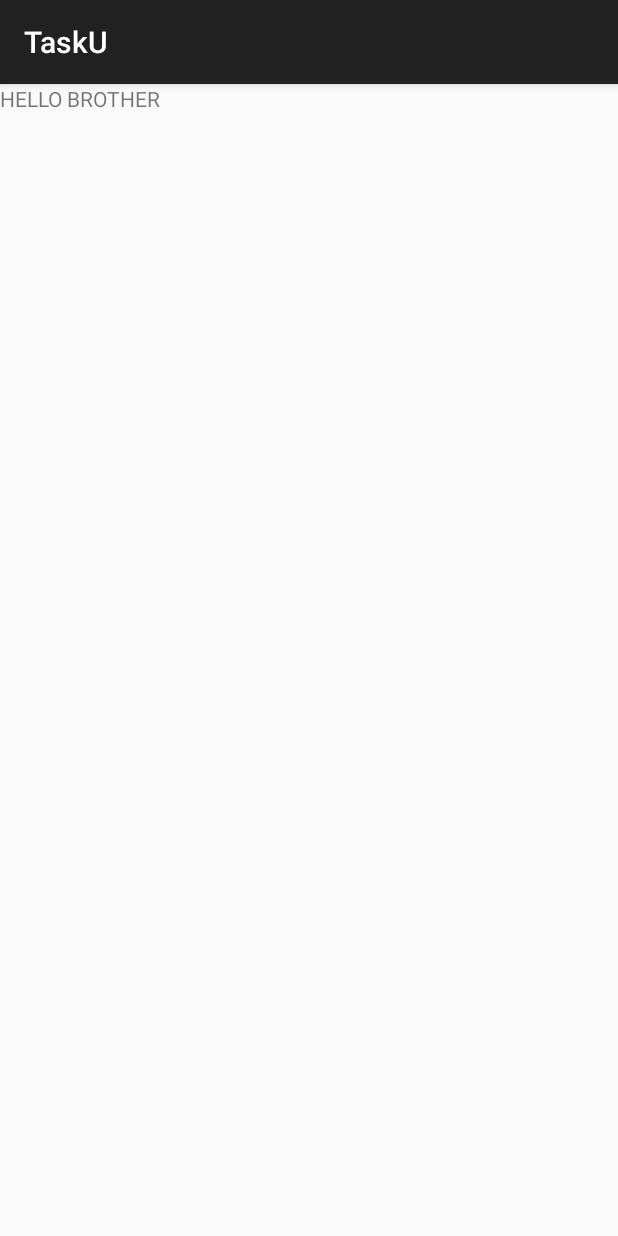
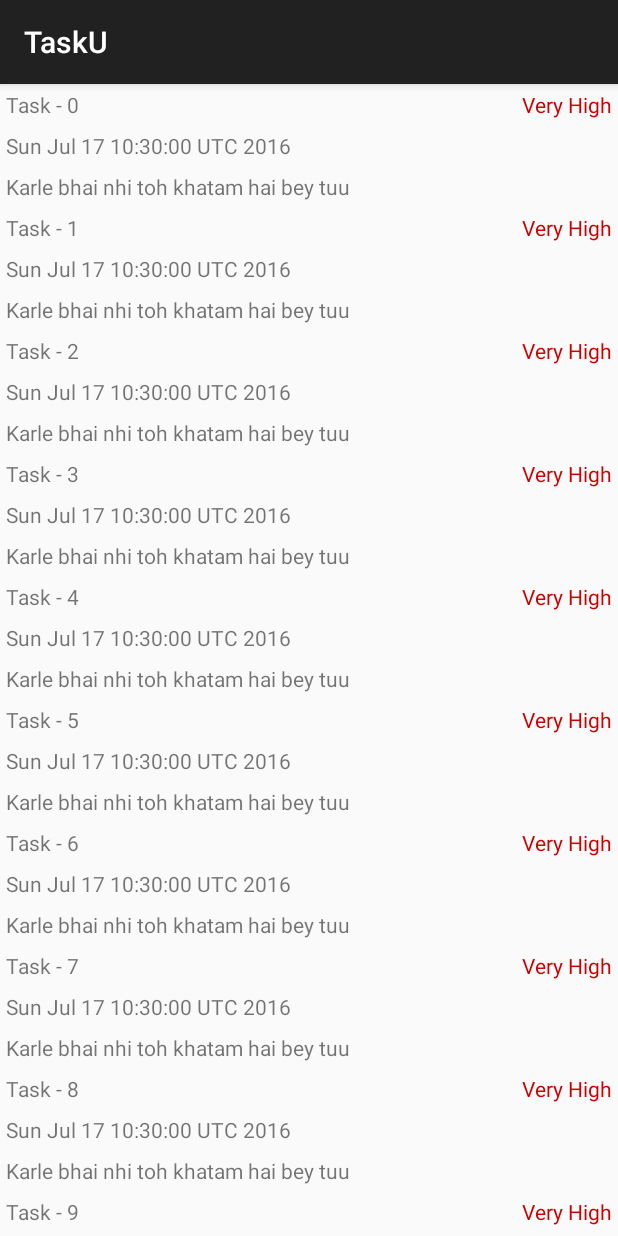
Before and after one commit to vabbybansal/Java, an Android app: the screen it shows after launch (MainInboxActivity), on a phone screen of 412 x 824 dp. Run offline under Robolectric (Android 15) with nearby library versions, the phone set to English and light mode, and no system bars.

Commit message:
Working Recycler view /  List of tasks

```diff
--- a/app/build.gradle
+++ b/app/build.gradle
@@ -23,4 +23,5 @@ dependencies {
     compile fileTree(include: ['*.jar'], dir: 'libs')
     compile 'com.android.support:appcompat-v7:24.0.0'
     compile 'com.android.support:support-v4:24.0.0'
+    compile 'com.android.support:recyclerview-v7:24.0.0'
 }
--- /dev/null
+++ b/app/src/main/java/tasku/apps/vaibhavbansal/tasku/Task.java
@@ -0,0 +1,70 @@
+package tasku.apps.vaibhavbansal.tasku;
+
+import java.util.Date;
+
+/**
+ * Created by VAIBHAV on 7/17/2016.
+ */
+public class Task {
+    private String title;
+    private String description;
+    private Date date;
+
+    private Boolean isDone;
+    private String priority;
+
+    public Task(String title, String description, Date date, Boolean isDone, String priority) {
+        this.title = title;
+        this.description = description;
+        this.date = date;
+        this.isDone = isDone;
+        this.priority = priority;
+    }
+
+    public Task(String title, String description, Boolean isDone, String priority) {
+        this.title = title;
+        this.description = description;
+        this.isDone = isDone;
+        this.priority = priority;
+    }
+
+    public String getTitle() {
+        return title;
+    }
+
+    public void setTitle(String title) {
+        this.title = title;
+    }
+
+    public String getDescription() {
+        return description;
+    }
+
+    public void setDescription(String description) {
+        this.description = description;
+    }
+
+    public Date getDate() {
+        return date;
+    }
+
+    public void setDate(Date date) {
+        this.date = date;
+    }
+
+    public Boolean getIsDone() {
+        return isDone;
+    }
+
+    public void setIsDone(Boolean isDone) {
+        this.isDone = isDone;
+    }
+
+    public String getPriority() {
+        return priority;
+    }
+
+    public void setPriority(String priority) {
+        this.priority = priority;
+    }
+}
--- a/app/src/main/java/tasku/apps/vaibhavbansal/tasku/TaskListFragment.java
+++ b/app/src/main/java/tasku/apps/vaibhavbansal/tasku/TaskListFragment.java
@@ -4,15 +4,28 @@ import android.content.Context;
 import android.os.Bundle;
 import android.support.annotation.Nullable;
 import android.support.v4.app.Fragment;
+import android.support.v7.widget.LinearLayoutManager;
+import android.support.v7.widget.RecyclerView;
 import android.view.LayoutInflater;
 import android.view.View;
 import android.view.ViewGroup;
+import android.widget.TextView;
 import android.widget.Toast;
+
+import org.w3c.dom.Text;
+
+import java.util.ArrayList;
+import java.util.Date;
+import java.util.List;
 
 /**
  * Created by VAIBHAV on 7/17/2016.
  */
 public class TaskListFragment extends Fragment {
+
+    //this view includes a list created using the recyclerview
+    private RecyclerView recyclerView;
+    private TaskAdapter taskAdapter;
 
     @Override
     public void onCreate(@Nullable Bundle savedInstanceState) {
@@ -24,8 +37,93 @@ public class TaskListFragment extends Fragment {
     public View onCreateView(LayoutInflater inflater, @Nullable ViewGroup container, @Nullable Bundle savedInstanceState) {
         View v = inflater.inflate(R.layout.fragment_task_list, container, false);
 
+        //Wire up the RecyclerView
+        recyclerView =(RecyclerView) v.findViewById(R.id.id_recyclerView_task_list);
+        recyclerView.setLayoutManager(new LinearLayoutManager(getActivity()));
 
+        //connect the adapter with the recyclerview in the Method named ConnectRecyclerViewAdapter
+        connectRecyclerViewAndAdapter();
 
         return v;
     }
+
+    private void connectRecyclerViewAndAdapter(){
+//        if(taskAdapter == null){
+
+                List<Task> dummyTasks = new ArrayList<>();
+
+                for(int i=0;i<10;i++){
+                    Task task = new Task("Task - " + i, "Karle bhai nhi toh khatam hai bey tuu", new Date(),true, "Very High" );
+                    dummyTasks.add(task);
+
+                }
+
+                taskAdapter = new TaskAdapter(dummyTasks);
+                recyclerView.setAdapter(taskAdapter);
+//        }
+//        else{
+//            taskAdapter.setMyTasks(allTasks);
+//            taskAdapter.notifyDataSetChanged();
+//        }
+    }
+
+    private class TaskHolder extends RecyclerView.ViewHolder{
+
+        private TextView title;
+        private TextView date;
+        private TextView description;
+        private TextView priority;
+
+        private TaskHolder(View itemView) {
+            super(itemView);
+
+            //Assign TaskHolder member mimic variables to the actual Elements on the View of the List
+            title = (TextView)itemView.findViewById(R.id.id_task_title);
+            date = (TextView)itemView.findViewById(R.id.id_task_date);
+            description = (TextView)itemView.findViewById(R.id.id_task_description);
+            priority = (TextView)itemView.findViewById(R.id.id_task_priority);
+        }
+            //Bind the actual data to the view object
+        public void bindMyTask(Task task){
+            title.setText(task.getTitle());
+            date.setText(task.getDate().toString());
+            description.setText(task.getDescription());
+            priority.setText(task.getPriority());
+        }
+    }
+    private class TaskAdapter extends RecyclerView.Adapter<TaskHolder>{
+
+        private List<Task> allTasks;
+
+        private TaskAdapter(List<Task> allTasks) {
+            this.allTasks = allTasks;
+        }
+
+        //create The Viewholder (View object with the model data filled in (its own implementation->check above))
+        @Override
+        public TaskHolder onCreateViewHolder(ViewGroup viewGroup, int i) {
+            //inflate list item and create the corresponding TaskHolder
+            LayoutInflater layoutInflater = LayoutInflater.from(getActivity());
+            View view = layoutInflater.inflate(R.layout.item_task_list, viewGroup, false);
+            return new TaskHolder(view);
+        }
+
+        @Override
+        public void onBindViewHolder(TaskHolder taskHolder, int position) {
+            //Fetch the required Task using the position
+            Task task = allTasks.get(position);
+
+            taskHolder.bindMyTask(task);
+        }
+
+        @Override
+        public int getItemCount() {
+            return allTasks.size();
+        }
+
+        public void setMyTasks(List<Task> allTasks){
+            this.allTasks = allTasks;
+        }
+    }
+
 }
--- a/app/src/main/res/layout/fragment_task_list.xml
+++ b/app/src/main/res/layout/fragment_task_list.xml
@@ -1,14 +1,8 @@
 <?xml version="1.0" encoding="utf-8"?>
-<LinearLayout
+<android.support.v7.widget.RecyclerView
     xmlns:android="http://schemas.android.com/apk/res/android"
-    android:orientation="vertical"
+    android:layout_height="match_parent"
     android:layout_width="match_parent"
-    android:layout_height="match_parent"
-    android:id="@+id/id_fragment_task_list">
+    android:id="@+id/id_recyclerView_task_list">
 
-    <TextView
-        android:layout_width="match_parent"
-        android:layout_height="wrap_content"
-        android:text="HELLO BROTHER"/>
-
-</LinearLayout>
+</android.support.v7.widget.RecyclerView>
--- /dev/null
+++ b/app/src/main/res/layout/item_task_list.xml
@@ -0,0 +1,51 @@
+<?xml version="1.0" encoding="utf-8"?>
+<RelativeLayout xmlns:android="http://schemas.android.com/apk/res/android"
+    xmlns:tools="http://schemas.android.com/tools"
+    android:layout_width="match_parent"
+    android:layout_height="wrap_content">
+
+    <TextView
+        android:layout_width="wrap_content"
+        android:layout_height="wrap_content"
+        android:id="@+id/id_task_title"
+        android:layout_alignParentLeft="true"
+        tools:text="Email Sophia"
+        android:padding="4dp"/>
+
+    <TextView
+        android:layout_width="wrap_content"
+        android:layout_height="wrap_content"
+        android:id="@+id/id_task_date"
+        android:layout_below="@id/id_task_title"
+        tools:text="10 August 2016"
+        android:padding="4dp"/>
+    <!--<TextView-->
+        <!--android:layout_width="wrap_content"-->
+        <!--android:layout_height="wrap_content"-->
+        <!--android:id="@+id/id_task_time"-->
+        <!--android:layout_toRightOf="@id/id_task_date"-->
+        <!--android:layout_below="@id/id_task_title"-->
+        <!--tools:text="5 AM"-->
+        <!--android:padding="4dp"-->
+        <!--android:layout_marginLeft="10dp"/>-->
+
+    <TextView
+        android:layout_width="match_parent"
+        android:layout_height="wrap_content"
+        android:id="@+id/id_task_description"
+        android:layout_below="@id/id_task_date"
+        tools:text="High Priority saale varna vo maar daalegi :("
+        android:padding="4dp"/>
+
+    <TextView
+        android:layout_width="wrap_content"
+        android:layout_height="wrap_content"
+        android:id="@+id/id_task_priority"
+        android:layout_alignParentRight="true"
+        tools:text="Priority:Very High"
+        android:padding="4dp"
+        android:textColor="@android:color/holo_red_dark"/>
+
+
+
+</RelativeLayout>
```
Also changed, not shown: 1 other file.
